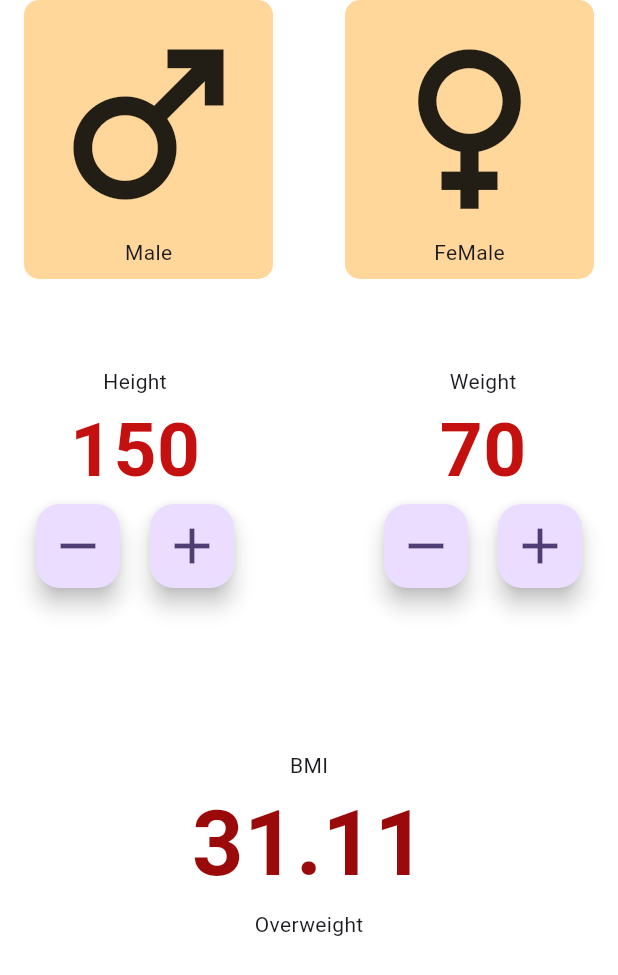
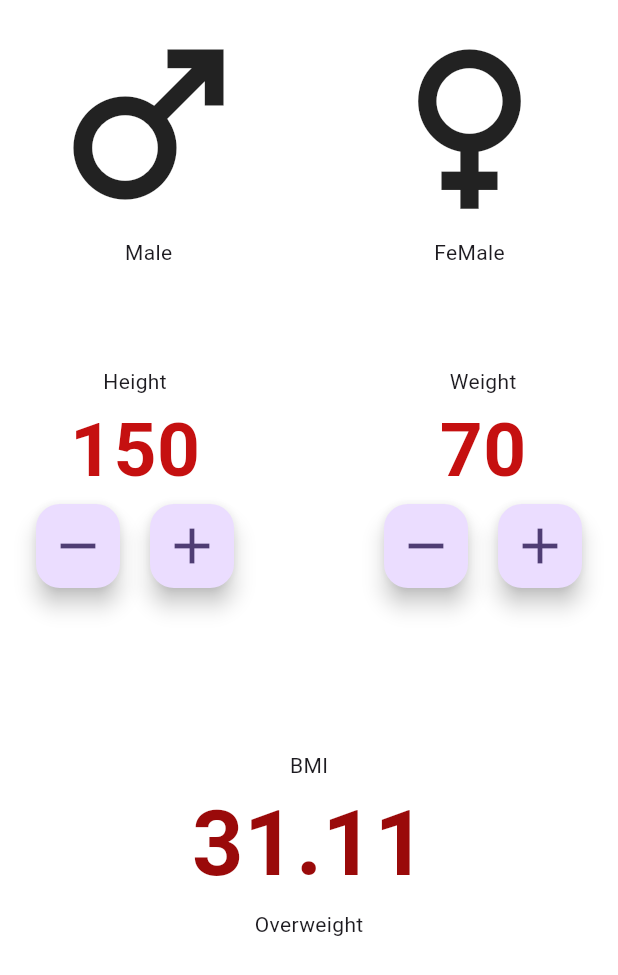
Before and after one commit to pdgamage/BMI-Calculator-App, a Flutter app: the screen it shows after launch, on a phone screen of 412 x 824 dp. Shown: the top 975 px of the screen. Run offline on Flutter 3.47's test engine with Material 3 defaults, Android fonts, the phone set to English and light mode, and no system bars.

Commit message:
modified:   lib/main_page.dart

```diff
--- a/lib/main_page.dart
+++ b/lib/main_page.dart
@@ -12,6 +12,8 @@ class _MainPageState extends State<MainPage> {
   int height = 150;
   int weight = 70;
 
+  String gender = '';
+
   late double bmi = calculateBMI(height, weight);
 
   @override
@@ -25,9 +27,17 @@ class _MainPageState extends State<MainPage> {
             children: [
               Row(
                 children: [
-                  Container(
+                  GestureDetector(
+                    onTap: () {
+                      setState(() {
+                        gender = "M";
+                      });
+                    },
+                    child: Container(
                       decoration: BoxDecoration(
-                      color: Colors.orange.withAlpha(100),
+                        color: gender == "M"
+                            ? Colors.orange.withAlpha(50)
+                            : Colors.white,
                         borderRadius: BorderRadius.circular(10),
                       ),
                       padding: const EdgeInsets.all(8.0),
@@ -41,10 +51,19 @@ class _MainPageState extends State<MainPage> {
                         ],
                       ),
                     ),
+                  ),
                   const Spacer(),
-                  Container(
+                  GestureDetector(
+                    onTap: () {
+                      setState(() {
+                        gender = "F";
+                      });
+                    },
+                    child: Container(
                       decoration: BoxDecoration(
-                      color: Colors.orange.withAlpha(100),
+                        color: gender == "F"
+                            ? Colors.orange.withAlpha(50)
+                            : Colors.white,
                         borderRadius: BorderRadius.circular(10),
                       ),
                       padding: const EdgeInsets.all(8.0),
@@ -56,6 +75,7 @@ class _MainPageState extends State<MainPage> {
                           ),
                           Text("FeMale")
                         ],
+                      ),
                     ),
                   ),
                 ],
```
Lines whose indentation alone changed are shown as unchanged.
